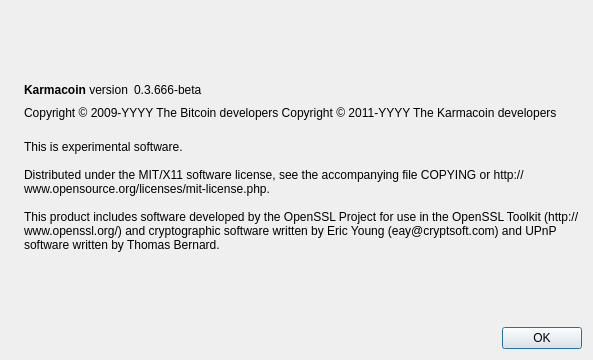
Old version of the form src/qt/forms/aboutdialog.ui in the repository karmateam/karma.
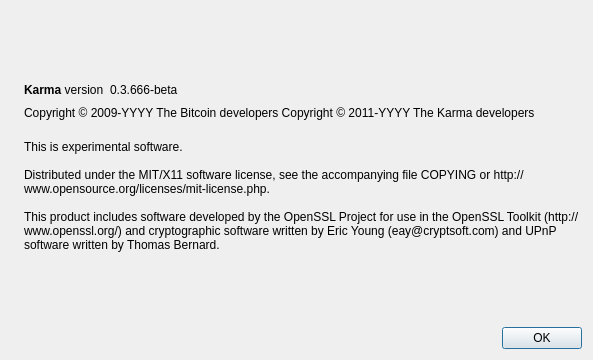
New version of the form. Icons and pictures are not drawn.

Commit message: add new logo, rename karmacoin to karma

The edit to the form file:
```diff
--- a/src/qt/forms/aboutdialog.ui
+++ b/src/qt/forms/aboutdialog.ui
@@ -50,7 +50,7 @@
           <cursorShape>IBeamCursor</cursorShape>
          </property>
          <property name="text">
-          <string>&lt;b&gt;Karmacoin&lt;/b&gt; version</string>
+          <string>&lt;b&gt;Karma&lt;/b&gt; version</string>
          </property>
          <property name="textInteractionFlags">
           <set>Qt::LinksAccessibleByMouse|Qt::TextSelectableByKeyboard|Qt::TextSelectableByMouse</set>
@@ -92,7 +92,7 @@
        </property>
        <property name="text">
         <string notr="true">Copyright &amp;copy; 2009-YYYY The Bitcoin developers
-Copyright &amp;copy; 2011-YYYY The Karmacoin developers</string>
+Copyright &amp;copy; 2011-YYYY The Karma developers</string>
        </property>
        <property name="textFormat">
         <enum>Qt::RichText</enum>
```
Left out of the diff: 2 changed lines with no effect on the pictures. The commit also changes 110 other files.
